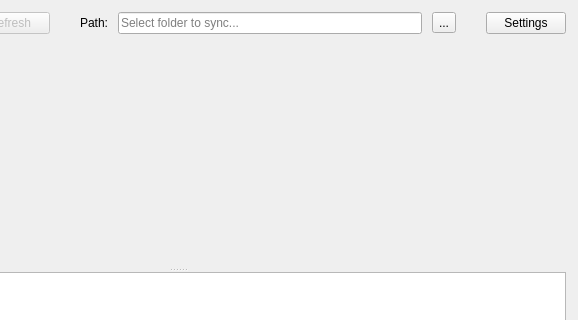
Qt form hsync_desktop/ui/main_window.ui (albertsdk/hsync-desktop) before a commit; both pictures show x 222 to 800 and y 0 to 320 of the 800 by 600 pixel window.
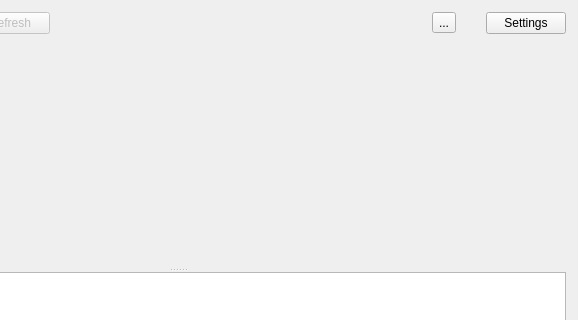
The same form after that commit.

Diff of the .ui file:
```diff
--- a/hsync_desktop/ui/main_window.ui
+++ b/hsync_desktop/ui/main_window.ui
@@ -90,14 +90,13 @@
       <item>
        <widget class="QLabel" name="lblPath">
         <property name="text">
-         <string>Path:</string>
+         <string/>
         </property>
-       </widget>
-      </item>
-      <item>
-       <widget class="QLineEdit" name="pathEdit">
-        <property name="placeholderText">
-         <string>Select folder to sync...</string>
+        <property name="sizePolicy">
+         <sizepolicy hsizetype="Expanding" vsizetype="Preferred">
+          <horstretch>1</horstretch>
+          <verstretch>0</verstretch>
+         </sizepolicy>
         </property>
        </widget>
       </item>
```
Left out of the diff: 2 changed lines with no effect on the pictures.
